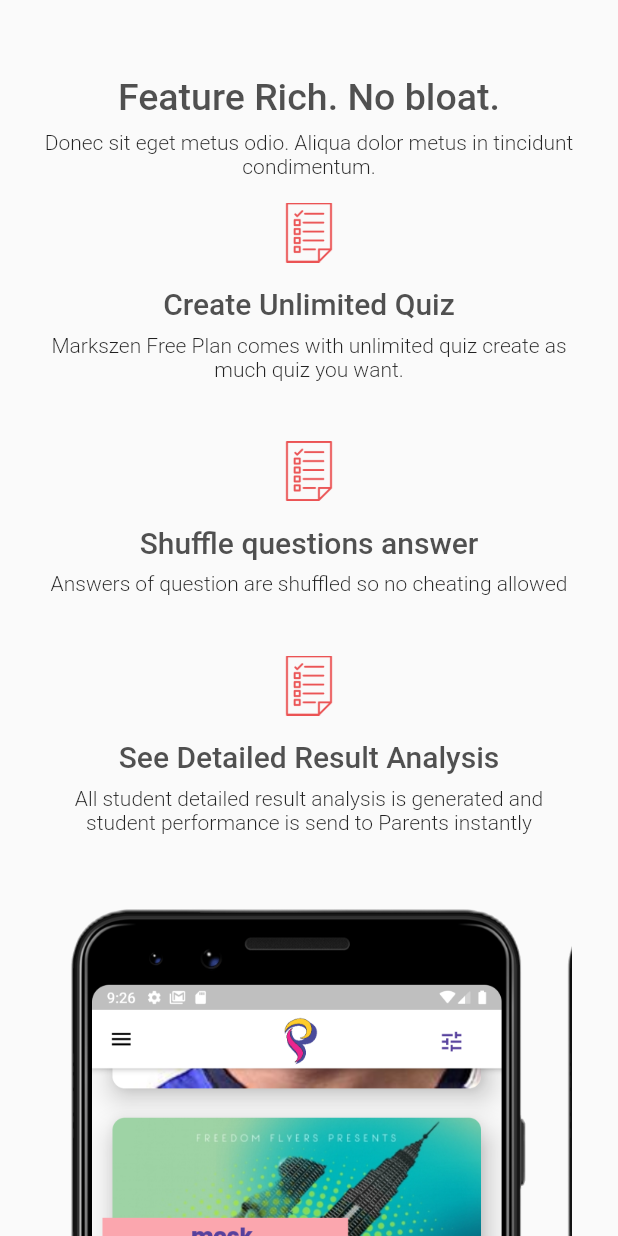
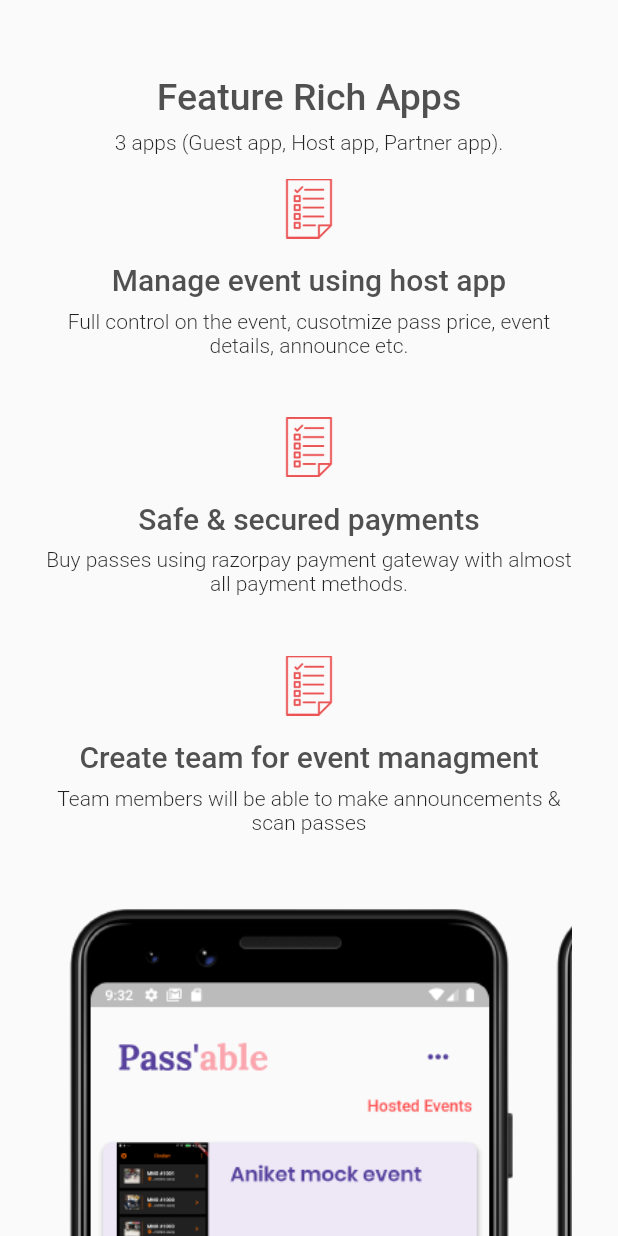
Before and after one commit to AniketSindhu/passable-web, a Flutter app: the FeatureSlider widget shown alone on an empty page, opened directly, on a phone screen of 412 x 824 dp. Run offline on Flutter 3.47's test engine with Material 2 defaults, Android fonts, the light colour scheme and no system bars.

Commit message:
more change

```diff
--- a/lib/data/general_data.dart
+++ b/lib/data/general_data.dart
@@ -70,25 +70,25 @@
   FeatureTileModel featureTileModel = new FeatureTileModel();
 
   //1
-  featureTileModel.setImagePath("header_screenshot.png");
-  featureTileModel.setTitle("Create Unlimited Quiz");
-  featureTileModel.setDescription("Markszen Free Plan comes with unlimited quiz create as much quiz you want.");
+  featureTileModel.setImagePath("host_main.png");
+  featureTileModel.setTitle("Manage event using host app");
+  featureTileModel.setDescription("Full control on the event, cusotmize pass price, event details, announce etc.");
   tileFeatures.add(featureTileModel);
 
   featureTileModel = new FeatureTileModel();
 
   //2
-  featureTileModel.setImagePath("header_screenshot.png");
-  featureTileModel.setTitle("Shuffle questions answer");
-  featureTileModel.setDescription("Answers of question are shuffled so no cheating allowed");
+  featureTileModel.setImagePath("payment.png");
+  featureTileModel.setTitle("Safe & secured payments");
+  featureTileModel.setDescription("Buy passes using razorpay payment gateway with almost all payment methods.");
   tileFeatures.add(featureTileModel);
 
   featureTileModel = new FeatureTileModel();
 
   //3
-  featureTileModel.setImagePath("header_screenshot.png");
-  featureTileModel.setTitle("See Detailed Result Analysis");
-  featureTileModel.setDescription("All student detailed result analysis is generated and student performance is send to Parents instantly");
+  featureTileModel.setImagePath("team.png");
+  featureTileModel.setTitle("Create team for event managment");
+  featureTileModel.setDescription("Team members will be able to make announcements & scan passes");
   tileFeatures.add(featureTileModel);
 
   featureTileModel = new FeatureTileModel();
@@ -102,25 +102,25 @@
   FeatureTileModel featureTileModel = new FeatureTileModel();
 
   //4
-  featureTileModel.setImagePath("header_screenshot.png");
-  featureTileModel.setTitle("5 User Categories");
-  featureTileModel.setDescription("Personalized Interface for all use cases, Either its Teacher, Student Parents Or School Admin");
+  featureTileModel.setImagePath("scan.png");
+  featureTileModel.setTitle("Check in guests using your mobile");
+  featureTileModel.setDescription("Check in guests by scanning passes on your mobile. Every pass is unique.");
   tileFeatures.add(featureTileModel);
 
   featureTileModel = new FeatureTileModel();
 
   //5
-  featureTileModel.setImagePath("header_screenshot.png");
-  featureTileModel.setTitle("Create Daily Test");
-  featureTileModel.setDescription("Teachers can create daily test to test student performance on a regular basis.");
+  featureTileModel.setImagePath("announce.png");
+  featureTileModel.setTitle("Make announcement for your guests");
+  featureTileModel.setDescription("Announce any change in event or promotion using announcement feature. Everyone who bought the pass for the event will be notified by a notification on their mobile");
   tileFeatures.add(featureTileModel);
 
   featureTileModel = new FeatureTileModel();
 
   //6
-  featureTileModel.setImagePath("header_screenshot.png");
-  featureTileModel.setTitle("Guest Mode");
-  featureTileModel.setDescription("No need to create account get quiz code and lets get started, No Login Required!");
+  featureTileModel.setImagePath("feedback.png");
+  featureTileModel.setTitle("Send feedback/ report bugs");
+  featureTileModel.setDescription("In app feedback system for great user expiernce.");
   tileFeatures.add(featureTileModel);
 
   featureTileModel = new FeatureTileModel();
--- a/lib/landing.dart
+++ b/lib/landing.dart
@@ -626,7 +626,7 @@
         children: <Widget>[
           SizedBox(height: 50,),
           Text(
-            "Feature Rich. No bloat.",
+            "Feature Rich Apps",
             textAlign: TextAlign.center,
             style: TextStyle(
                 fontSize: 25,
@@ -637,7 +637,7 @@
             height: 8,
           ),
           Text(
-            "Donec sit eget metus odio. Aliqua dolor metus in tincidunt condimentum.",
+            "3 apps (Guest app, Host app, Partner app).",
             textAlign: TextAlign.center,
             style: TextStyle(fontSize: 14, fontWeight: FontWeight.w300),
           ),
```
Also changed, not shown: assets/announce.png (added).
